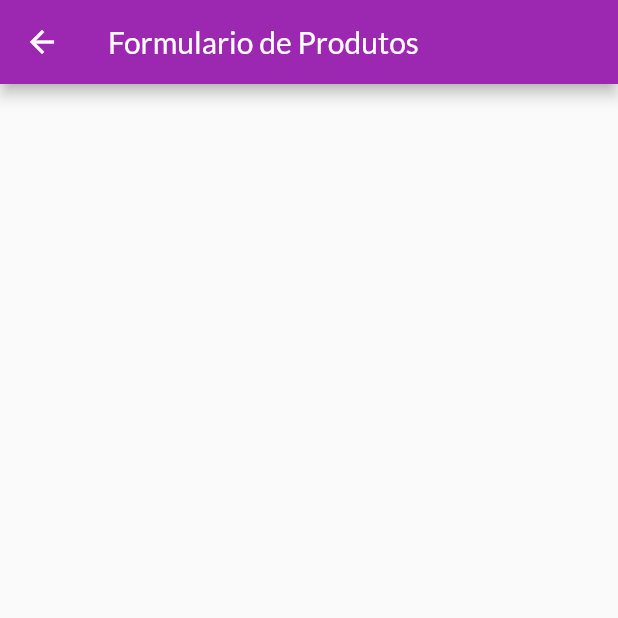
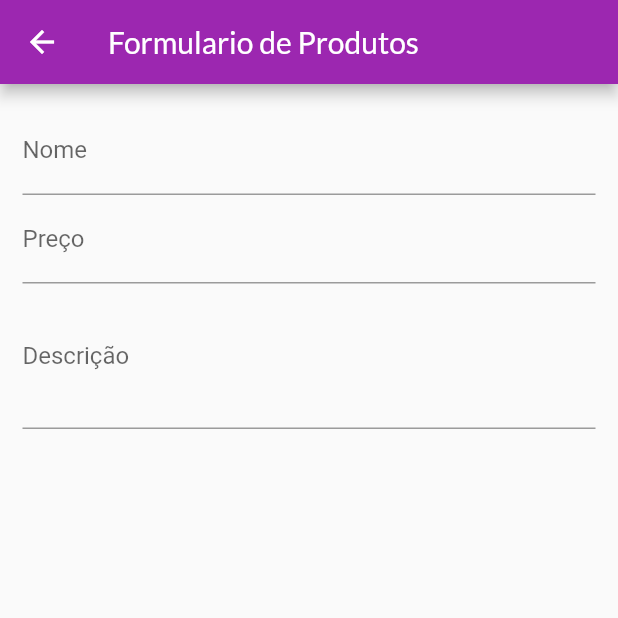
Before and after one commit to fvieir/flutter-shop, a Flutter app: the ProductFormPage screen opened by its route, on a phone screen of 412 x 824 dp, the top half of it. Run offline on Flutter 3.47's test engine with Material 2 defaults, Android fonts, the phone set to English and light mode, and no system bars; network calls fail.

Commit message:
Add campo descrição no formulario

```diff
--- a/lib/pages/product_form_page.dart
+++ b/lib/pages/product_form_page.dart
@@ -1,6 +1,4 @@
 import 'package:flutter/material.dart';
-import 'package:flutter/src/widgets/container.dart';
-import 'package:flutter/src/widgets/framework.dart';
 
 class ProductFormPage extends StatefulWidget {
   const ProductFormPage({super.key});
@@ -10,12 +8,61 @@ class ProductFormPage extends StatefulWidget {
 }
 
 class _ProductFormPageState extends State<ProductFormPage> {
+  final _focusPrice = FocusNode();
+  final _focusDescription = FocusNode();
+
+  @override
+  void dispose() {
+    super.dispose();
+
+    _focusPrice.dispose();
+    _focusDescription.dispose();
+  }
+
   @override
   Widget build(BuildContext context) {
     return Scaffold(
       appBar: AppBar(
         title: const Text('Formulario de Produtos'),
       ),
+      body: Padding(
+        padding: const EdgeInsets.all(15),
+        child: Form(
+          child: ListView(
+            children: [
+              TextFormField(
+                decoration: const InputDecoration(
+                  label: Text('Nome'),
+                ),
+                textInputAction: TextInputAction.next,
+                onFieldSubmitted: (_) {
+                  FocusScope.of(context).requestFocus(_focusPrice);
+                },
+              ),
+              TextFormField(
+                decoration: const InputDecoration(
+                  label: Text('Preço'),
+                ),
+                keyboardType:
+                    const TextInputType.numberWithOptions(decimal: true),
+                focusNode: _focusPrice,
+                textInputAction: TextInputAction.next,
+                onFieldSubmitted: (_) {
+                  FocusScope.of(context).requestFocus(_focusDescription);
+                },
+              ),
+              TextFormField(
+                decoration: const InputDecoration(
+                  label: Text('Descrição'),
+                ),
+                keyboardType: TextInputType.multiline,
+                maxLines: 3,
+                focusNode: _focusDescription,
+              )
+            ],
+          ),
+        ),
+      ),
     );
   }
 }
```
